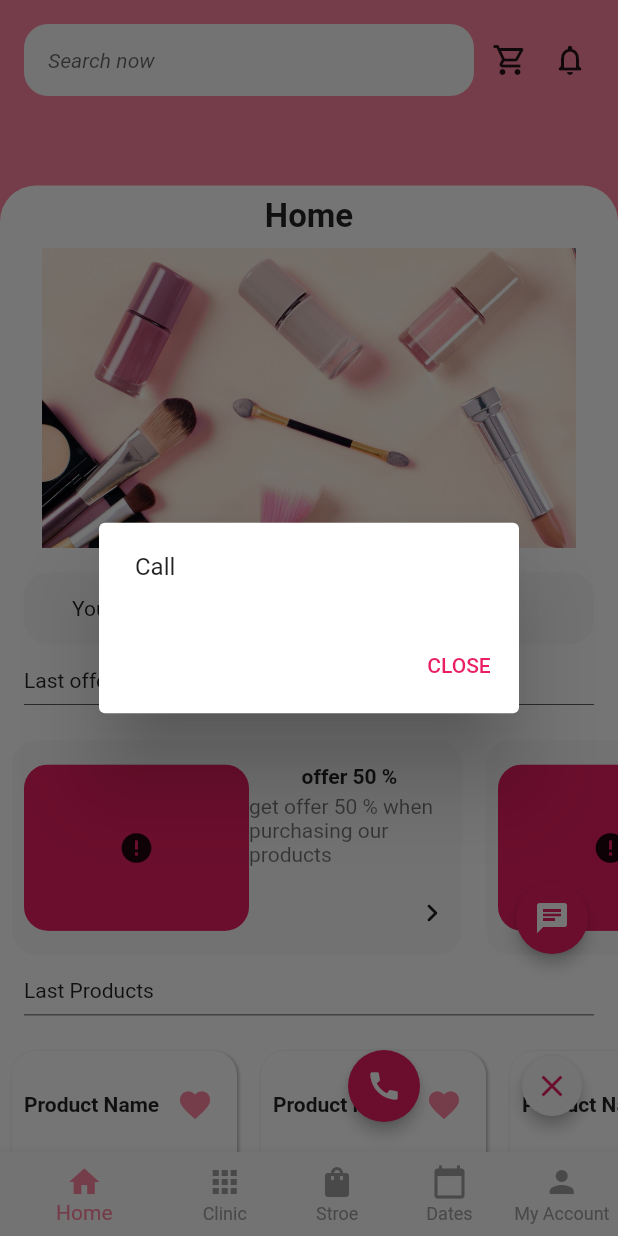
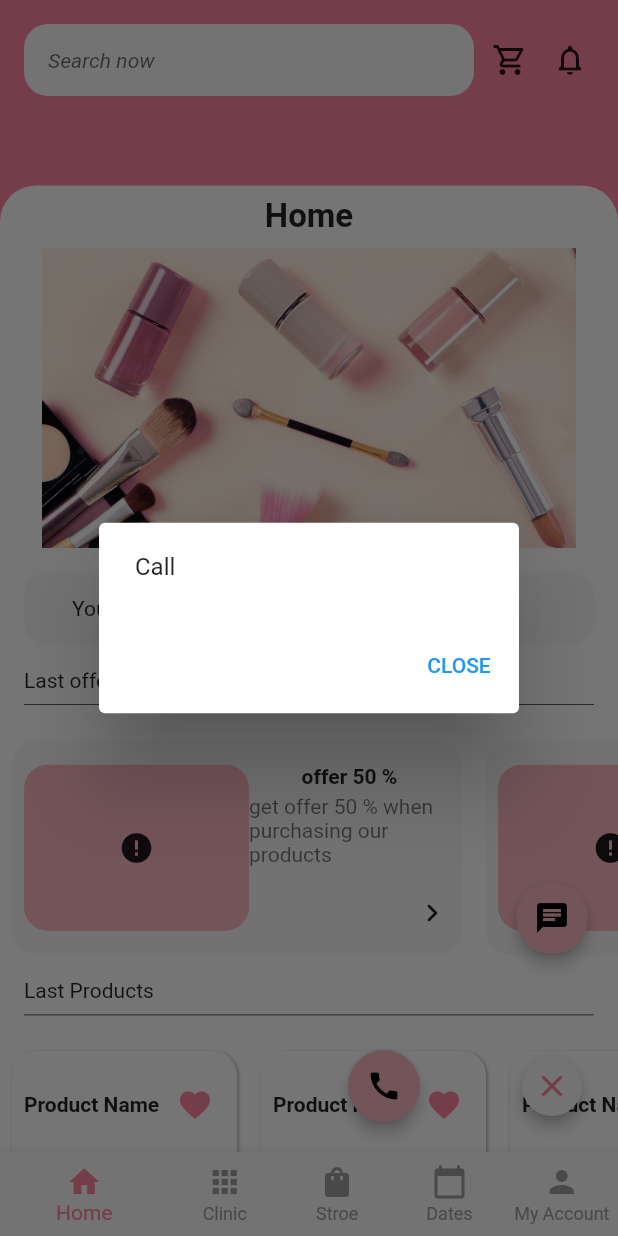
Before and after one commit to daostech/Faya-Clinic, a Flutter app: the screen it shows after launch, after a tap on the "close" icon, after a tap on the "call" icon, on a phone screen of 412 x 824 dp. Run offline on Flutter 3.47's test engine with Material 2 defaults, Android fonts, the phone set to English and light mode, and no system bars; drawn by our look-alikes of cached_network_image, carousel_slider, flutter_typeahead; our stand-ins replace cloud_firestore, easy_localization, email_validator, firebase_auth, firebase_core, firebase_messaging and 3 more; accounts and stored records are empty; network calls fail.

Commit message:
added clinic sections and sub sections UIs

```diff
--- a/lib/constants/constants.dart
+++ b/lib/constants/constants.dart
@@ -32,3 +32,6 @@ const IMG_AUTH_TOP_LEFT = "assets/images/auth_top_left.svg";
 const IMG_AUTH_TOP_RIGHT = "assets/images/auth_top_right.svg";
 const IMG_AUTH_BOTTOM_LEFT = "assets/images/auth_bottom_left.svg";
 const IMG_AUTH_BOTTOM_RIGHT = "assets/images/auth_bottom_right.svg";
+
+const LOREM_IPSUM =
+    "Lorem Ipsum is simply dummy text of the printing and typesetting industry. Lorem Ipsum has been the industry's standard dummy text ever since the 1500s, when an unknown printer took a galley of type and scrambled it to make a type specimen book. It has survived not only five centuries, but also the leap into electronic typesetting, remaining essentially unchanged. It was popularised in the 1960s with the release of Letraset sheets containing Lorem Ipsum passages, and more recently with desktop publishing software like Aldus PageMaker including versions of Lorem Ipsum.";
--- a/lib/main.dart
+++ b/lib/main.dart
@@ -1,7 +1,7 @@
 import 'package:easy_localization/easy_localization.dart';
 import 'package:faya_clinic/constants/constants.dart';
-import 'package:faya_clinic/screens/home.dart';
-import 'package:faya_clinic/screens/login_screen.dart';
+import 'package:faya_clinic/screens/clinic/clinic_section_details.dart';
+import 'package:faya_clinic/screens/clinic/clinic_sub_sections.dart';
 import 'package:faya_clinic/screens/main_wrapper.dart';
 import 'package:faya_clinic/services/auth_service.dart';
 import 'package:firebase_core/firebase_core.dart';
@@ -46,7 +46,11 @@ class MyApp extends StatelessWidget {
       localizationsDelegates: context.localizationDelegates,
       supportedLocales: context.supportedLocales,
       locale: context.locale,
-      theme: ThemeData(primarySwatch: Colors.pink),
+      theme: ThemeData(
+        primaryColor: colorPrimary,
+        primaryColorLight: colorPrimaryLight,
+        accentColor: colorAccent,
+      ),
       home: StreamBuilder<Object>(
         stream: _provider.authChangeStream,
         builder: (context, snapshot) {
@@ -61,6 +65,10 @@ class MyApp extends StatelessWidget {
           return HomeMainWrapper();
         },
       ),
+      routes: {
+        ClinicSectionDetailsScreen.ROUTE_NAME: (ctx) => ClinicSectionDetailsScreen(),
+        ClinicSubSectionsScreen.ROUTE_NAME: (ctx) => ClinicSubSectionsScreen(),
+      },
     );
   }
 }
--- a/lib/screens/clinic/tabs/sections.dart
+++ b/lib/screens/clinic/tabs/sections.dart
@@ -1,4 +1,5 @@
 import 'package:faya_clinic/constants/constants.dart';
+import 'package:faya_clinic/screens/clinic/clinic_sub_sections.dart';
 import 'package:faya_clinic/widgets/item_section.dart';
 import 'package:flutter/material.dart';
 
@@ -13,6 +14,7 @@ class ClinicSectionsTab extends StatelessWidget {
         itemCount: 10,
         itemBuilder: (ctx, index) {
           return SectionItem(
+            onTap: () => Navigator.of(context).pushNamed(ClinicSubSectionsScreen.ROUTE_NAME),
             imgUrl:
                 "https://images.squarespace-cdn.com/content/v1/5c76eb2011f78474bf7cd0f4/1578516048181-1VW6N4LSXZ466I8CS5I1/AS-0849.JPG",
           );
--- a/lib/widgets/item_section.dart
+++ b/lib/widgets/item_section.dart
@@ -4,7 +4,8 @@ import 'package:flutter/material.dart';
 
 class SectionItem extends StatelessWidget {
   final String imgUrl;
-  const SectionItem({Key key, this.imgUrl = ""}) : super(key: key);
+  final Function onTap;
+  const SectionItem({Key key, this.imgUrl = "", this.onTap}) : super(key: key);
 
   @override
   Widget build(BuildContext context) {
@@ -21,6 +22,9 @@ class SectionItem extends StatelessWidget {
           Radius.circular(radiusStandard),
         ),
       ),
+      child: InkWell(
+        onTap: onTap,
+        splashColor: Colors.transparent,
         child: Row(
           children: [
             ClipRRect(
@@ -87,6 +91,7 @@ class SectionItem extends StatelessWidget {
             )),
           ],
         ),
+      ),
     );
   }
 }
```
Also changed, not shown: lib/screens/clinic/clinic_section_details.dart (added, +67 -0 lines), lib/screens/clinic/clinic_sub_sections.dart (added, +31 -0 lines). Lines whose indentation alone changed are shown as unchanged.
